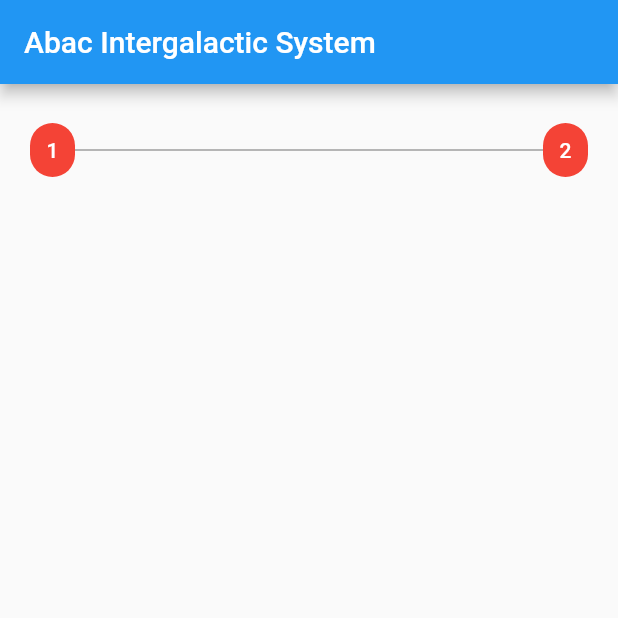
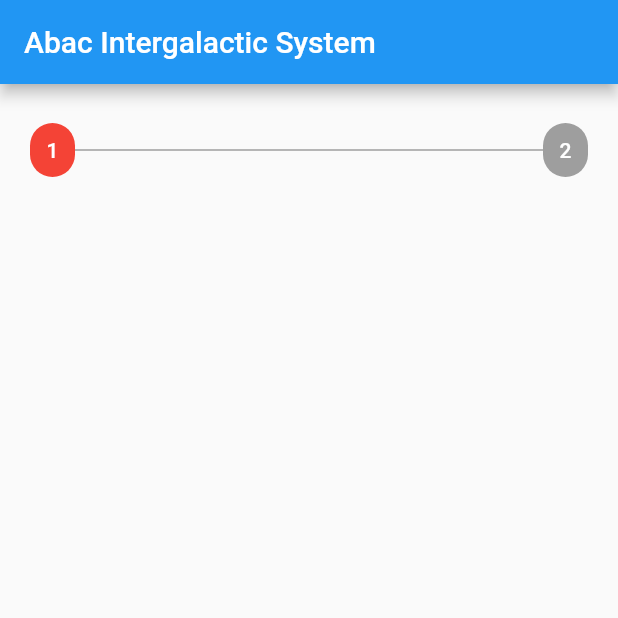
Before and after one commit to turcuciprian/intergalactic_system, a Flutter app: the screen it shows after launch, on a phone screen of 412 x 824 dp, the top half of it. Run offline on Flutter 3.47's test engine with Material 2 defaults, Android fonts, the phone set to English and light mode, and no system bars.

Commit message:
made stepper navigation dynamic

```diff
--- a/lib/main.dart
+++ b/lib/main.dart
@@ -36,7 +36,7 @@ class _MyHomePageState extends State<MyHomePage> {
         title: Text(widget.title),
       ),
       body: Center(
-        child: CustomStepper(),
+        child: CustomStepper(stepsContent: [Text('Ftest'), Text('Ftest2')]),
       ),
     );
   }
--- a/lib/widgets/CustomStepper.dart
+++ b/lib/widgets/CustomStepper.dart
@@ -11,26 +11,31 @@ class CustomStepper extends StatefulWidget {
 class CustomStepperState extends State<CustomStepper> {
   @override
   Widget build(BuildContext context) {
+    int step = 1;
     Widget customDivider = Expanded(
-      child: Divider(
-          height: 1.0, color: Colors.grey, thickness: 1.0),
+      child: Divider(height: 1.0, color: Colors.grey, thickness: 1.0),
     );
-    // List<Widget> fullStepperContent = widget.stepsContent.map()
+    List<Widget> fullStepperContent = [];
+    widget.stepsContent.asMap().forEach((index, item) {
+      Color dynamicColor = step > index + 1 ? Colors.green : Colors.red;
+      dynamicColor = index + 1 <= step ?dynamicColor : Colors.grey;
+      // add divider before each new item that's not the first one
+      if (index != 0) {
+        fullStepperContent.add(customDivider);
+      }
+      // add a stepper button
+      fullStepperContent.add(StepperButton(
+        color: dynamicColor,
+        number: index + 1,
+      ));
+    });
     return Padding(
       padding: EdgeInsets.only(top: 20.0, left: 20, right: 20),
       child: Column(children: [
         Container(
           child: Row(
             mainAxisAlignment: MainAxisAlignment.spaceBetween,
-            children: [
-              StepperButton(
-                number: 1,
-              ),
-              customDivider,
-              StepperButton(
-                number: 2,
-              )
-            ],
+            children: fullStepperContent,
           ),
         ),
       ]),
--- a/lib/widgets/StepperButton.dart
+++ b/lib/widgets/StepperButton.dart
@@ -3,7 +3,8 @@ import 'package:flutter/material.dart';
 
 class StepperButton extends StatefulWidget {
   final int number;
-  StepperButton({Key key, this.number}) : super(key: key);
+  final Color color;
+  StepperButton({Key key, this.number, this.color}) : super(key: key);
   StepperButtonState createState() => StepperButtonState();
 }
 
@@ -13,8 +14,8 @@ class StepperButtonState extends State<StepperButton> {
     // List<Widget> fullStepperContent = widget.stepsContent.map()
     return Container(
       width: 30,
-      child:FlatButton(
-  color: Colors.red,
+      child: FlatButton(
+        color: widget.color,
         textColor: Colors.white,
         disabledColor: Colors.green,
         disabledTextColor: Colors.white,
```
Lines whose indentation alone changed are shown as unchanged.
